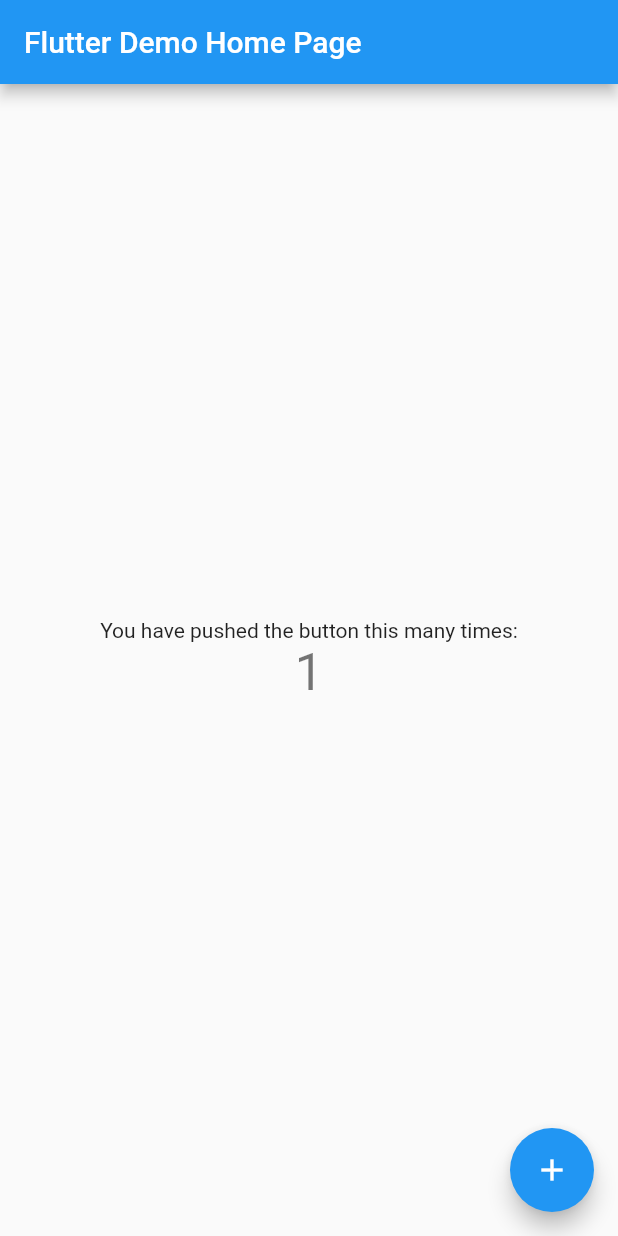
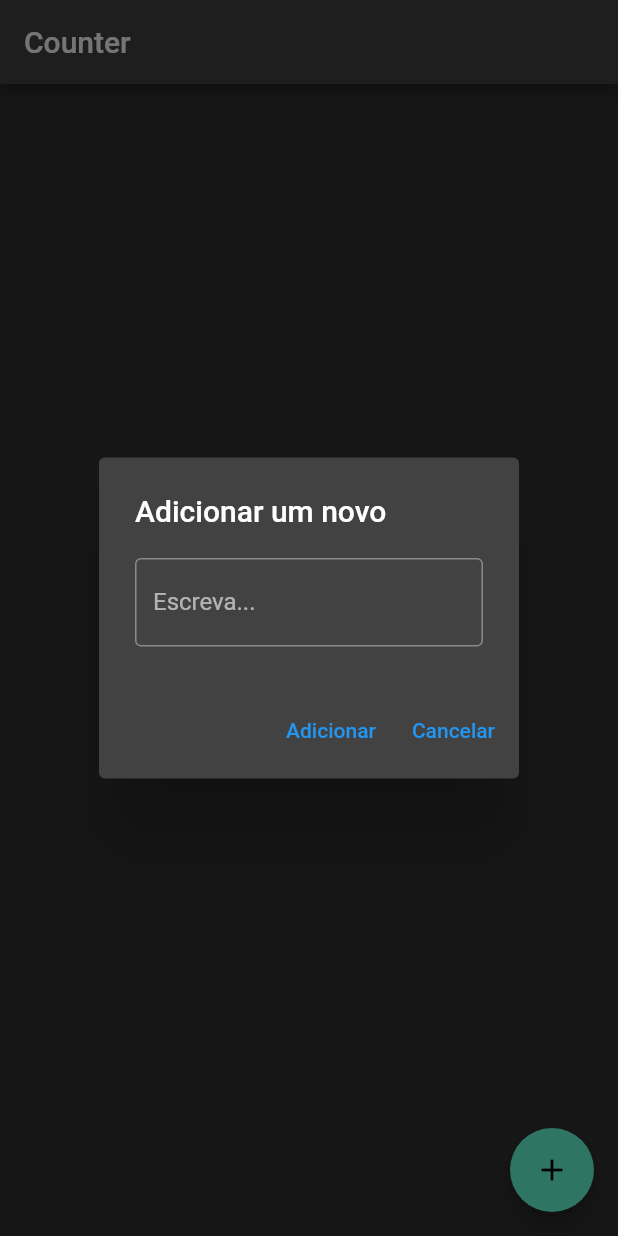
Before and after one commit to LeoAltissimo/nextar_products, a Flutter app: the screen it shows after launch, after a tap on the "add" icon, on a phone screen of 412 x 824 dp. Run offline on Flutter 3.47's test engine with Material 2 defaults, Android fonts, the phone set to English and light mode, and no system bars; our stand-ins replace cloud_firestore, firebase_core, flutter_mobx, flutter_modular, mobx; accounts and stored records are empty; generated files the repository leaves out were written again.

Commit message:
Feat(product CRUD) : POC to test the product crud with firebase

```diff
--- /dev/null
+++ b/lib/app/app_widget.dart
@@ -0,0 +1,13 @@
+import 'package:flutter/material.dart';
+import 'package:flutter_modular/flutter_modular.dart';
+
+class AppWidget extends StatelessWidget {
+  @override
+  Widget build(BuildContext context) {
+    return MaterialApp(
+      title: 'Flutter Slidy',
+      debugShowCheckedModeBanner: false,
+      theme: ThemeData.dark(),
+    ).modular();
+  }
+}
--- /dev/null
+++ b/lib/app/modules/home/home_page.dart
@@ -0,0 +1,107 @@
+import 'package:flutter/material.dart';
+import 'package:flutter_mobx/flutter_mobx.dart';
+import 'package:flutter_modular/flutter_modular.dart';
+import 'package:nextar_products/app/modules/home/home_store.dart';
+import 'package:nextar_products/app/modules/home/models/product_model.dart';
+
+class HomePage extends StatefulWidget {
+  final String title;
+  const HomePage({Key? key, this.title = "Home"}) : super(key: key);
+
+  @override
+  _HomePageState createState() => _HomePageState();
+}
+
+class _HomePageState extends ModularState<HomePage, HomeStore> {
+  @override
+  Widget build(BuildContext context) {
+    return Scaffold(
+      appBar: AppBar(
+        title: const Text('Counter'),
+      ),
+      body: Observer(
+        builder: (_) {
+          final list = controller.productList?.data;
+
+          if (controller.productList?.hasError == true) {
+            return Center(
+              child: ElevatedButton(
+                onPressed: controller.getList,
+                child: const Text('Error'),
+              ),
+            );
+          }
+
+          if (controller.productList?.data == null) {
+            return const Center(child: CircularProgressIndicator());
+          }
+
+          return ListView.builder(
+            itemCount: list?.length ?? 0,
+            itemBuilder: (_, index) {
+              ProductModel model = list[index];
+              return ListTile(
+                title: Text(model.name ?? ""),
+                trailing: IconButton(
+                  icon: const Icon(
+                    Icons.edit,
+                    color: Colors.green,
+                    size: 18,
+                  ),
+                  onPressed: () {
+                    _showDialog(model);
+                  },
+                ),
+              );
+            },
+          );
+        },
+      ),
+      floatingActionButton: FloatingActionButton(
+        onPressed: _showDialog,
+        child: const Icon(Icons.add),
+      ),
+    );
+  }
+
+  _showDialog([ProductModel? product]) {
+    product ??= ProductModel();
+
+    showDialog(
+      context: context,
+      builder: (_) {
+        return AlertDialog(
+          title: Text(
+              (product!.reference != null) ? "Editar" : "Adicionar um novo"),
+          content: TextField(
+            onChanged: (value) => product!.name = value,
+            decoration: const InputDecoration(
+              border: OutlineInputBorder(),
+              labelText: 'Escreva...',
+            ),
+          ),
+          actions: <Widget>[
+            if (product.reference != null)
+              TextButton(
+                  onPressed: () async {
+                    await product!.delete();
+                    Modular.to.pop();
+                  },
+                  child: const Text("Deletar")),
+            TextButton(
+                onPressed: () async {
+                  await product!.save();
+                  Modular.to.pop();
+                },
+                child: const Text("Adicionar")),
+            TextButton(
+                onPressed: () {
+                  Modular.to.pop();
+                },
+                child: const Text("Cancelar")),
+          ],
+        );
+      },
+    );
+  }
+}
--- /dev/null
+++ b/lib/app/modules/home/home_store.dart
@@ -0,0 +1,23 @@
+import 'package:mobx/mobx.dart';
+import 'package:nextar_products/app/modules/home/models/product_model.dart';
+import 'package:nextar_products/app/modules/home/repositories/product_repository_interface.dart';
+
+part 'home_store.g.dart';
+
+class HomeStore = _HomeStoreBase with _$HomeStore;
+
+abstract class _HomeStoreBase with Store {
+  final IProductRepository repository;
+
+  @observable
+  ObservableStream<List<ProductModel>>? productList;
+
+  _HomeStoreBase(this.repository) {
+    getList();
+  }
+
+  @action
+  getList() {
+    productList = repository.getProducts().asObservable();
+  }
+}
--- /dev/null
+++ b/lib/app/modules/home/models/product_model.dart
@@ -0,0 +1,79 @@
+import 'package:cloud_firestore/cloud_firestore.dart';
+
+class ProductModel {
+  String? id;
+  String? name;
+  String? refCode;
+  double? price;
+  int? qtd;
+  Timestamp? created;
+  DocumentReference? reference;
+
+  ProductModel(
+      {this.id,
+      this.name,
+      this.refCode,
+      this.reference,
+      this.price,
+      this.qtd,
+      this.created});
+
+  factory ProductModel.fromDocument(DocumentSnapshot doc) {
+    return ProductModel(
+      id: doc.id,
+      name: doc['name'],
+      reference: doc.reference,
+      refCode: doc['refCode'],
+      price: doc['price'],
+      qtd: doc['qtd'],
+      created: doc['created'],
+    );
+  }
+
+  save() async {
+    if (reference == null) {
+      reference = await FirebaseFirestore.instance.collection('product').add({
+        'name': name,
+        'refCode': refCode ?? '',
+        'price': price ?? 0.0,
+        'qtd': qtd ?? 1,
+        'created': created ?? Timestamp.now(),
+      });
+    } else {
+      reference?.update({
+        'name': name,
+        'refCode': refCode,
+        'price': price,
+        'qtd': qtd,
+      });
+    }
+  }
+
+  delete() {
+    if (reference == null) {
+      return null;
+    } else {
+      reference?.delete();
+    }
+  }
+
+  fromJson(Map<String, dynamic> json) {
+    id = json['id'];
+    name = json['name'];
+    refCode = json['refCode'];
+    price = json['price'];
+    qtd = json['qtd'];
+    created = json['created'];
+  }
+
+  Map<String, dynamic> toJson() {
+    final Map<String, dynamic> data = new Map<String, dynamic>();
+    data['id'] = this.id;
+    data['name'] = this.name;
+    data['refCode'] = this.refCode;
+    data['price'] = this.price;
+    data['qtd'] = this.qtd;
+    data['created'] = this.created;
+    return data;
+  }
+}
--- /dev/null
+++ b/lib/app/modules/home/repositories/product_repository_interface.dart
@@ -0,0 +1,5 @@
+import 'package:nextar_products/app/modules/home/models/product_model.dart';
+
+abstract class IProductRepository {
+  Stream<List<ProductModel>> getProducts();
+}
--- a/lib/main.dart
+++ b/lib/main.dart
@@ -1,67 +1,17 @@
+import 'package:flutter/material.dart';
+import 'package:flutter_modular/flutter_modular.dart';
+import 'package:firebase_core/firebase_core.dart';
+import 'firebase_options.dart';
+
+import 'app/app_module.dart';
+import 'app/app_widget.dart';
+
 import 'package:flutter/material.dart';
 
-void main() {
-  runApp(const MyApp());
+void main() async {
+  WidgetsFlutterBinding.ensureInitialized();
+  await Firebase.initializeApp(
+    options: DefaultFirebaseOptions.currentPlatform,
+  );
+  runApp(ModularApp(module: AppModule(), child: AppWidget()));
 }
-
-class MyApp extends StatelessWidget {
-  const MyApp({Key? key}) : super(key: key);
-
-  // This widget is the root of your application.
-  @override
-  Widget build(BuildContext context) {
-    return MaterialApp(
-      title: 'Flutter Demo',
-      theme: ThemeData(
-        primarySwatch: Colors.blue,
-      ),
-      home: const MyHomePage(title: 'Flutter Demo Home Page'),
-    );
-  }
-}
-
-class MyHomePage extends StatefulWidget {
-  const MyHomePage({Key? key, required this.title}) : super(key: key);
-  final String title;
-
-  @override
-  State<MyHomePage> createState() => _MyHomePageState();
-}
-
-class _MyHomePageState extends State<MyHomePage> {
-  int _counter = 0;
-
-  void _incrementCounter() {
-    setState(() {
-      _counter++;
-    });
-  }
-
-  @override
-  Widget build(BuildContext context) {
-    return Scaffold(
-      appBar: AppBar(
-        title: Text(widget.title),
-      ),
-      body: Center(
-        child: Column(
-          mainAxisAlignment: MainAxisAlignment.center,
-          children: <Widget>[
-            const Text(
-              'You have pushed the button this many times:',
-            ),
-            Text(
-              '$_counter',
-              style: Theme.of(context).textTheme.headline4,
-            ),
-          ],
-        ),
-      ),
-      floatingActionButton: FloatingActionButton(
-        onPressed: _incrementCounter,
-        tooltip: 'Increment',
-        child: const Icon(Icons.add),
-      ),
-    );
-  }
-}
```
Also changed, not shown: lib/app/app_module.dart (added, +13 -0 lines), lib/app/modules/home/home_module.dart (added, +22 -0 lines), lib/app/modules/home/repositories/product_repository.dart (added, +18 -0 lines), lib/app/modules/home/home_store.g.dart (added).
